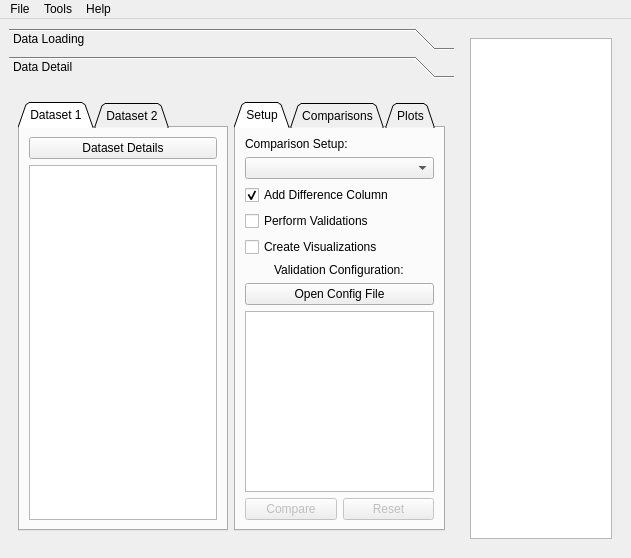
Before: the Qt Designer form data_comparator/ui/data_comparator.ui in culight/data_comparator, drawn with Qt 5.
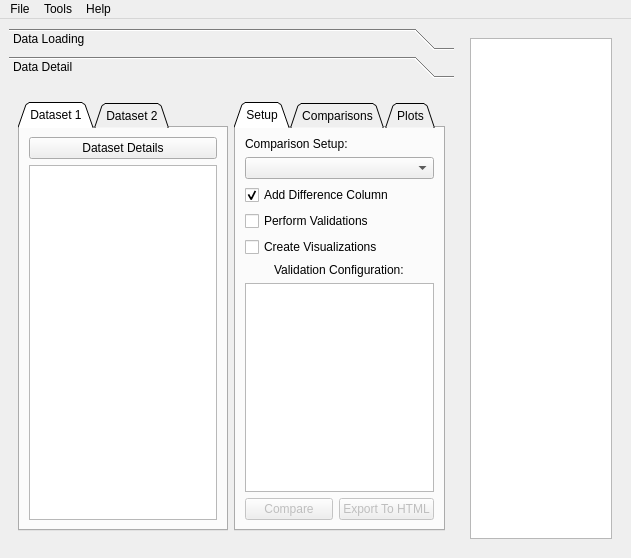
After: the same form once the commit is applied. The open tabs and pages were chosen to show the change.

Patch:
```diff
--- a/data_comparator/ui/data_comparator.ui
+++ b/data_comparator/ui/data_comparator.ui
@@ -316,7 +316,7 @@
         <rect>
          <x>0</x>
          <y>0</y>
-         <width>476</width>
+         <width>479</width>
          <height>442</height>
         </rect>
        </property>
@@ -415,13 +415,6 @@
                       </widget>
                      </item>
                      <item row="1" column="0">
-                      <widget class="QPushButton" name="openConfigButton">
-                       <property name="text">
-                        <string>Open Config File</string>
-                       </property>
-                      </widget>
-                     </item>
-                     <item row="2" column="0">
                       <widget class="QTableView" name="configTable">
                        <property name="sizeAdjustPolicy">
                         <enum>QAbstractScrollArea::AdjustIgnored</enum>
@@ -455,7 +448,7 @@
                     <bool>false</bool>
                    </property>
                    <property name="text">
-                    <string>Reset</string>
+                    <string>Export To HTML</string>
                    </property>
                   </widget>
                  </item>
```
Left out of the diff: 36 changed lines with no effect on the pictures.
